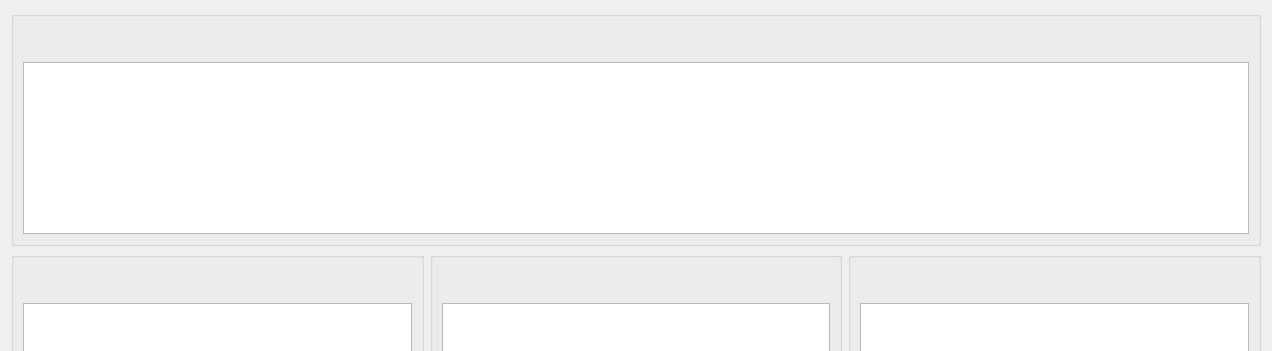
First picture: the form in ModulesForm.ui, repository qqsskk/AgvCtrlSys, before the edit; both pictures show x 0 to 1272 and y 0 to 351 of the 1272 by 740 pixel window.
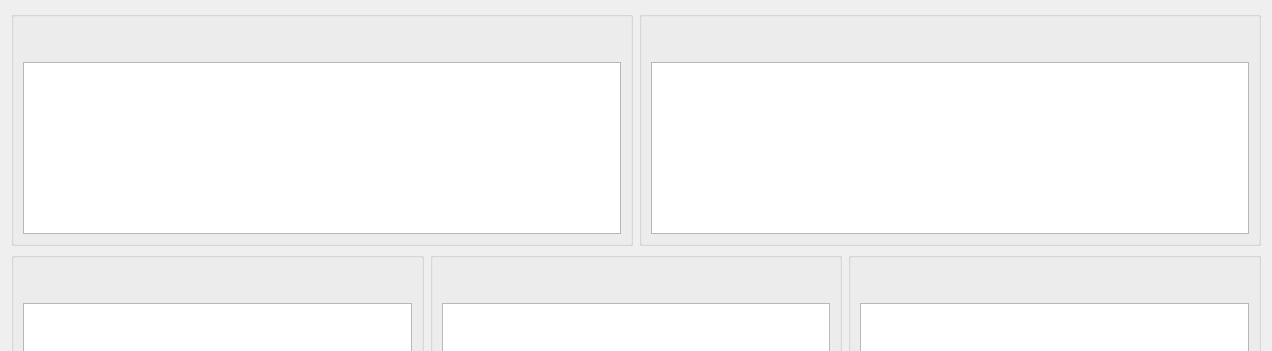
Second picture: the form after the edit. Custom widgets are drawn as their Qt base class.

```diff
--- a/ModulesForm.ui
+++ b/ModulesForm.ui
@@ -39,7 +39,7 @@
         </property>
         <property name="minimumSize">
          <size>
-          <width>930</width>
+          <width>0</width>
           <height>0</height>
          </size>
         </property>
@@ -48,7 +48,41 @@
      </layout>
     </widget>
    </item>
-   <item row="1" column="0">
+   <item row="0" column="1">
+    <widget class="GroupBoxEx" name="groupBox_4">
+     <property name="minimumSize">
+      <size>
+       <width>0</width>
+       <height>0</height>
+      </size>
+     </property>
+     <property name="title">
+      <string/>
+     </property>
+     <layout class="QGridLayout" name="gridLayout_13">
+      <property name="topMargin">
+       <number>45</number>
+      </property>
+      <item row="0" column="0">
+       <widget class="TableViewEx" name="tableViewAgv">
+        <property name="sizePolicy">
+         <sizepolicy hsizetype="Expanding" vsizetype="Expanding">
+          <horstretch>0</horstretch>
+          <verstretch>0</verstretch>
+         </sizepolicy>
+        </property>
+        <property name="minimumSize">
+         <size>
+          <width>0</width>
+          <height>0</height>
+         </size>
+        </property>
+       </widget>
+      </item>
+     </layout>
+    </widget>
+   </item>
+   <item row="1" column="0" colspan="2">
     <layout class="QHBoxLayout" name="horizontalLayout">
      <item>
       <widget class="GroupBoxEx" name="groupBox_3">
@@ -154,7 +188,7 @@
      </item>
     </layout>
    </item>
-   <item row="2" column="0">
+   <item row="2" column="0" colspan="2">
     <layout class="QHBoxLayout" name="horizontalLayout_2">
      <item>
       <widget class="GroupBoxEx" name="groupBox_8">
```
